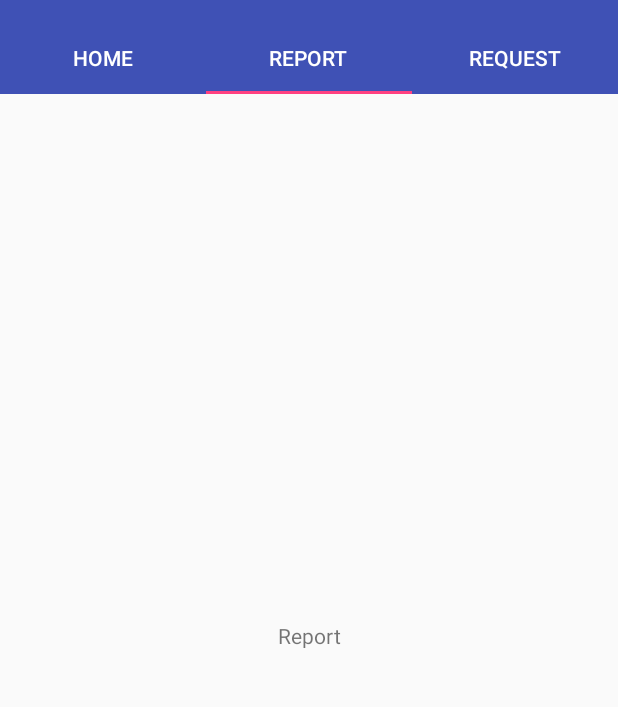
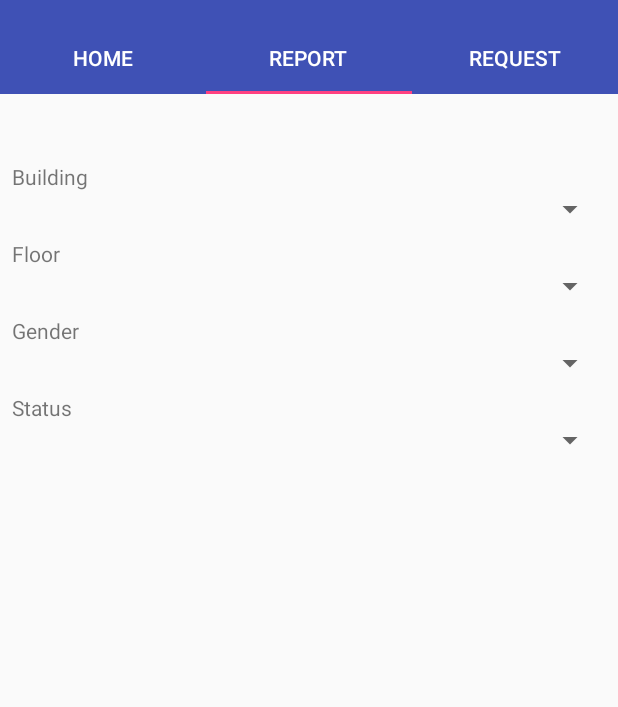
Before and after one commit to stassinopoulosari/BathroomApp, an Android app: the screen it shows after launch (HostActivity), tab 2 chosen, on a phone screen of 412 x 824 dp, the part 62-769 px from its top. Run offline under Robolectric (Android 15) with nearby library versions, the phone set to English and light mode, and no system bars; libraries missing offline, so code that uses them is left out: com.backendless; 3 statements that could not run were skipped.

Commit message:
Add Bathroom, BathroomReport, and RecentActivityAdapter. Change HomeFragment and HomeActivity.
Signed-off-by: Ari Stassinopoulos <stassinopoulosari@gmail.com>

```diff
--- /dev/null
+++ b/app/src/main/java/com/stassinopoulos/ari/bathroomapp/BathroomReport.java
@@ -0,0 +1,4 @@
+package com.stassinopoulos.ari.bathroomapp;
+
+class BathroomReport {
+}
--- a/app/src/main/java/com/stassinopoulos/ari/bathroomapp/HomeFragment.java
+++ b/app/src/main/java/com/stassinopoulos/ari/bathroomapp/HomeFragment.java
@@ -6,13 +6,26 @@ import android.support.v4.app.Fragment;
 import android.view.LayoutInflater;
 import android.view.View;
 import android.view.ViewGroup;
+import android.widget.ListView;
+
+import java.util.ArrayList;
 
 public class HomeFragment extends Fragment {
 
     private final int fragmentResource = R.layout.fragment_home;
+    private ListView mRecentReportList;
+
     @Nullable
     @Override
     public View onCreateView(LayoutInflater inflater, @Nullable ViewGroup container, @Nullable Bundle savedInstanceState) {
-        return inflater.inflate(fragmentResource, container, false);
+
+        View fragmentView = inflater.inflate(fragmentResource, container, false);
+        mRecentReportList = fragmentView.findViewById(R.id.home_recent_reports_list);
+
+        //TODO Get list of bathroom reports
+        mRecentReportList.setAdapter(new RecentActivityAdapter(getContext(), 0, new ArrayList<BathroomReport>()));
+
+        return fragmentView;
+
     }
 }
--- a/app/src/main/java/com/stassinopoulos/ari/bathroomapp/HostActivity.java
+++ b/app/src/main/java/com/stassinopoulos/ari/bathroomapp/HostActivity.java
@@ -34,9 +34,9 @@ public class HostActivity extends AppCompatActivity {
         mTabLayout = findViewById(R.id.host_tab_layout);
         mRootView = findViewById(R.id.host_relative_layout);
 
-        mTabLayout.addTab(mTabLayout.newTab().setText("Home").setTag(HostTabType.HOME_TAB));
-        mTabLayout.addTab(mTabLayout.newTab().setText("Report").setTag(HostTabType.REPORT_TAB));
-        mTabLayout.addTab(mTabLayout.newTab().setText("Request").setTag(HostTabType.REQUEST_TAB));
+        mTabLayout.addTab(mTabLayout.newTab().setText(R.string.home_header).setTag(HostTabType.HOME_TAB));
+        mTabLayout.addTab(mTabLayout.newTab().setText(R.string.report_header).setTag(HostTabType.REPORT_TAB));
+        mTabLayout.addTab(mTabLayout.newTab().setText(R.string.request_header).setTag(HostTabType.REQUEST_TAB));
 
         getSupportActionBar().setElevation(0.0f);
 
--- /dev/null
+++ b/app/src/main/java/com/stassinopoulos/ari/bathroomapp/RecentActivityAdapter.java
@@ -0,0 +1,78 @@
+package com.stassinopoulos.ari.bathroomapp;
+
+import android.content.Context;
+import android.database.DataSetObserver;
+import android.support.annotation.NonNull;
+import android.view.View;
+import android.view.ViewGroup;
+import android.widget.ArrayAdapter;
+
+import java.util.List;
+
+public class RecentActivityAdapter extends ArrayAdapter<BathroomReport> {
+
+
+    public RecentActivityAdapter(@NonNull Context context, int resource, @NonNull List<BathroomReport> objects) {
+        super(context, resource, objects);
+    }
+
+    @Override
+    public boolean areAllItemsEnabled() {
+        return false;
+    }
+
+    @Override
+    public boolean isEnabled(int i) {
+        return false;
+    }
+
+    @Override
+    public void registerDataSetObserver(DataSetObserver dataSetObserver) {
+
+    }
+
+    @Override
+    public void unregisterDataSetObserver(DataSetObserver dataSetObserver) {
+
+    }
+
+    @Override
+    public int getCount() {
+        return 0;
+    }
+
+    @Override
+    public BathroomReport getItem(int i) {
+        return null;
+    }
+
+    @Override
+    public long getItemId(int i) {
+        return 0;
+    }
+
+    @Override
+    public boolean hasStableIds() {
+        return false;
+    }
+
+    @Override
+    public View getView(int i, View view, ViewGroup viewGroup) {
+        return null;
+    }
+
+    @Override
+    public int getItemViewType(int i) {
+        return 0;
+    }
+
+    @Override
+    public int getViewTypeCount() {
+        return 0;
+    }
+
+    @Override
+    public boolean isEmpty() {
+        return false;
+    }
+}
--- a/app/src/main/res/layout/fragment_report.xml
+++ b/app/src/main/res/layout/fragment_report.xml
@@ -6,18 +6,91 @@
     android:layout_width="match_parent"
     android:layout_height="match_parent">
 
-    <TextView
-        android:id="@+id/textView"
-        android:layout_width="wrap_content"
-        android:layout_height="18dp"
-        android:layout_marginBottom="8dp"
+    <ScrollView
+        android:id="@+id/report_scroll_view"
+        android:layout_width="match_parent"
+        android:layout_height="match_parent"
         android:layout_marginEnd="8dp"
         android:layout_marginStart="8dp"
-        android:layout_marginTop="8dp"
-        android:text="Report"
-        app:layout_constraintBottom_toBottomOf="parent"
         app:layout_constraintEnd_toEndOf="parent"
         app:layout_constraintStart_toStartOf="parent"
-        app:layout_constraintTop_toTopOf="parent" />
+        app:layout_constraintTop_toTopOf="parent">
+
+        <LinearLayout
+            android:id="@+id/report_scroll_inner_layout"
+            android:layout_width="match_parent"
+            android:layout_height="wrap_content"
+            android:layout_marginTop="8dp"
+            android:orientation="vertical">
+
+            <TextView
+                android:id="@+id/report_header"
+                android:layout_width="match_parent"
+                android:layout_height="wrap_content"
+                android:textAppearance="@style/TextAppearance.AppCompat.Large"
+                tools:text="@string/report_header" />
+
+            <Space
+                android:layout_width="match_parent"
+                android:layout_height="8dp" />
+
+            <TextView
+                android:id="@+id/report_header_building"
+                android:layout_width="match_parent"
+                android:layout_height="wrap_content"
+                android:text="Building" />
+
+            <Spinner
+                android:id="@+id/report_building_spinner"
+                android:layout_width="match_parent"
+                android:layout_height="wrap_content" />
+
+            <Space
+                android:layout_width="match_parent"
+                android:layout_height="8dp" />
+
+            <TextView
+                android:id="@+id/report_header_floor"
+                android:layout_width="match_parent"
+                android:layout_height="wrap_content"
+                android:text="Floor" />
+
+            <Spinner
+                android:id="@+id/report_building_spinner2"
+                android:layout_width="match_parent"
+                android:layout_height="wrap_content" />
+
+            <Space
+                android:layout_width="match_parent"
+                android:layout_height="8dp" />
+
+            <TextView
+                android:id="@+id/report_header_gender"
+                android:layout_width="match_parent"
+                android:layout_height="wrap_content"
+                android:text="Gender" />
+
+            <Spinner
+                android:id="@+id/report_building_spinner3"
+                android:layout_width="match_parent"
+                android:layout_height="wrap_content" />
+
+            <Space
+                android:layout_width="match_parent"
+                android:layout_height="8dp" />
+
+            <TextView
+                android:id="@+id/report_header_status"
+                android:layout_width="match_parent"
+                android:layout_height="wrap_content"
+                android:text="Status" />
+
+            <Spinner
+                android:id="@+id/report_building_spinner4"
+                android:layout_width="match_parent"
+                android:layout_height="wrap_content" />
+
+        </LinearLayout>
+    </ScrollView>
 
 </android.support.constraint.ConstraintLayout>
--- a/app/src/main/res/values/strings.xml
+++ b/app/src/main/res/values/strings.xml
@@ -1,3 +1,7 @@
 <resources>
     <string name="app_name">BathroomApp</string>
+    <string name="home_header">Home</string>
+    <string name="report_header">Report</string>
+    <string name="request_header">Request</string>
+
 </resources>
```
Also changed, not shown: app/src/main/java/com/stassinopoulos/ari/bathroomapp/Bathroom.java (added, +67 -0 lines), app/src/main/res/layout/fragment_home.xml (+28 -11 lines).
